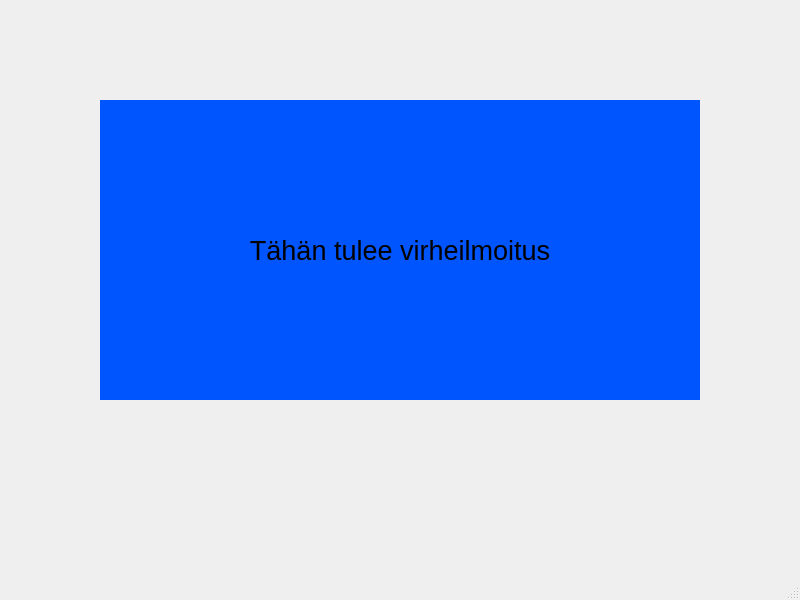
The window that frontend/loginwindownew.ui (22kmo-project/group_10) describes before a commit, drawn with Qt 5.
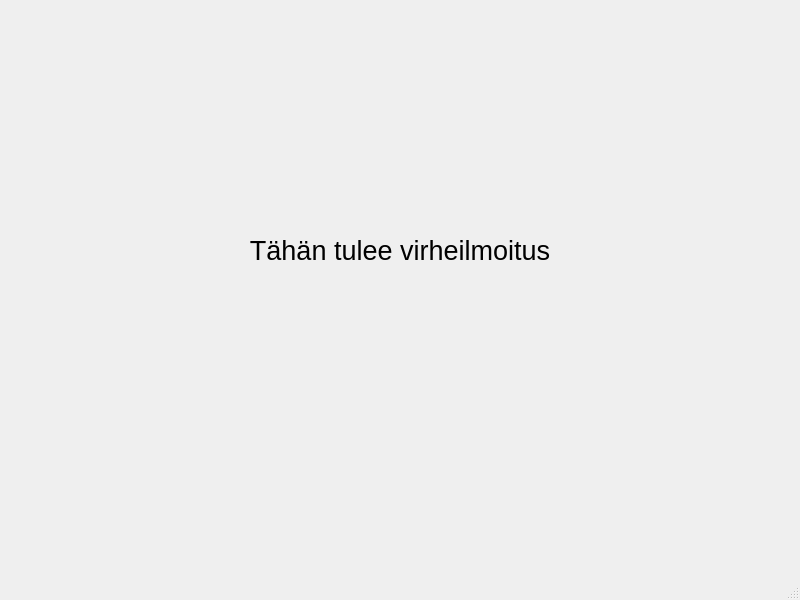
The same window after the commit. The open tabs and pages were chosen to show the change.

```diff
--- a/frontend/loginwindownew.ui
+++ b/frontend/loginwindownew.ui
@@ -141,7 +141,7 @@
        </font>
       </property>
       <property name="styleSheet">
-       <string notr="true">background: rgb(0, 85, 255);</string>
+       <string notr="true"/>
       </property>
       <property name="text">
        <string>Tähän tulee virheilmoitus</string>
```
Left out of the diff: 2 changed lines with no effect on the pictures.
